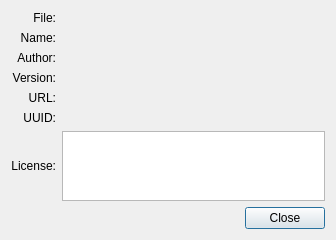
Above: plugindetails.ui from HappySeaFox/tht before the change. Below: the same form after it.
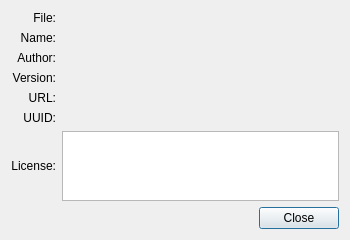
That is the form after the change.

Commit message: Make the length limit longer

```diff
--- a/plugindetails.ui
+++ b/plugindetails.ui
@@ -6,7 +6,7 @@
    <rect>
     <x>0</x>
     <y>0</y>
-    <width>336</width>
+    <width>350</width>
     <height>240</height>
    </rect>
   </property>
```
The commit also changes 1 other file.
